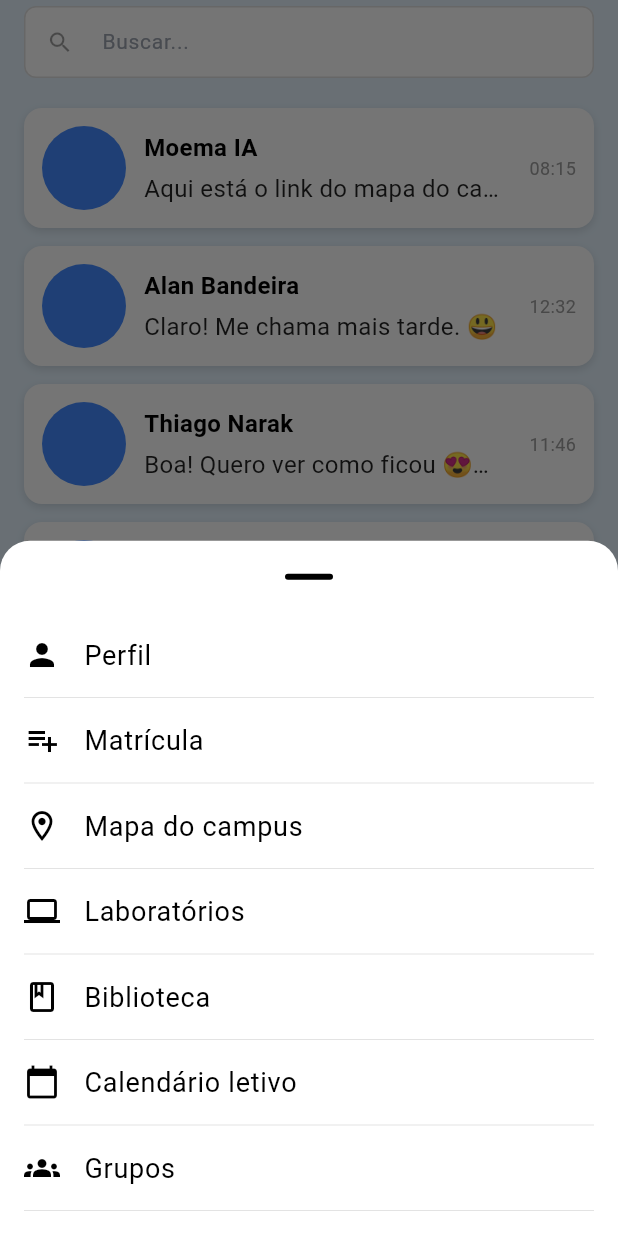
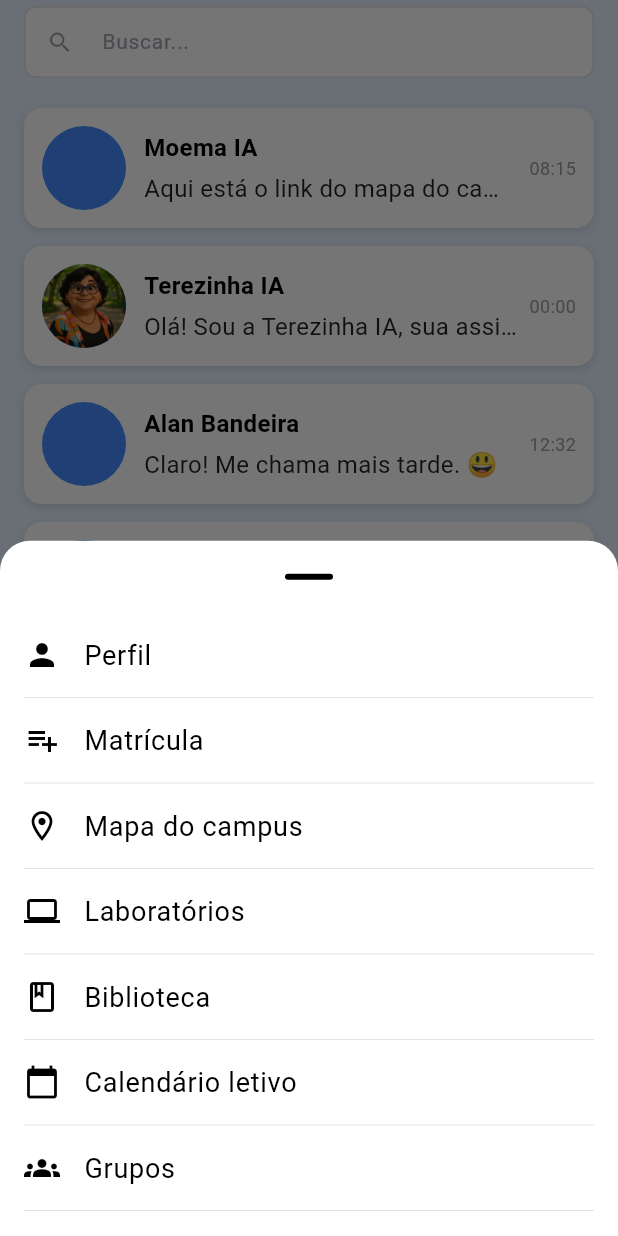
Before and after one commit to carlosxfelipe/unifor-mobile, a Flutter app: the MessagesScreen screen opened by its route, item 4 of the bottom bar chosen, on a phone screen of 412 x 824 dp. Run offline on Flutter 3.47's test engine with Material 3 defaults, Android fonts, the phone set to English and light mode, and no system bars; our stand-ins replace confetti, flutter_dotenv, flutter_svg, go_router, supabase_flutter; missing offline and left inert: universal_html; accounts and stored records are empty; network calls fail.

Commit message:
Add Terezinha IA image and initial message to mock messages

```diff
--- a/assets/mock_messages.json
+++ b/assets/mock_messages.json
@@ -23,6 +23,17 @@
           "text": "Aqui está o link do mapa do campus: https://unifor.br/documents/d/guest/mapa_unifor25 . Qualquer dúvida, me chama! 📍",
           "isMe": false,
           "time": "08:15"
+        }
+      ]
+    },
+    {
+      "name": "Terezinha IA",
+      "image": "local:assets/images/terezinha.png",
+      "messages": [
+        {
+          "text": "Olá! Sou a Terezinha IA, sua assistente de apoio emocional. Como posso te ajudar hoje?",
+          "isMe": false,
+          "time": "00:00"
         }
       ]
     },
--- a/lib/screens/messages_screen.dart
+++ b/lib/screens/messages_screen.dart
@@ -219,12 +219,17 @@ class _MessagesBodyState extends State<MessagesBody> {
                           backgroundColor: Colors.blueAccent,
                           backgroundImage:
                               (imageUrl != null && imageUrl.isNotEmpty)
-                                  ? NetworkImage(imageUrl)
+                                  ? (imageUrl.startsWith('local:')
+                                      ? AssetImage(
+                                            imageUrl.replaceFirst('local:', ''),
+                                          )
+                                          as ImageProvider
+                                      : NetworkImage(imageUrl))
                                   : null,
                           child:
                               (imageUrl == null || imageUrl.isEmpty)
                                   ? Text(
-                                    chat['name'][0],
+                                    chat['name'][0].toUpperCase(),
                                     style: const TextStyle(
                                       color: Colors.white,
                                       fontWeight: FontWeight.bold,
--- a/pubspec.yaml
+++ b/pubspec.yaml
@@ -33,3 +33,4 @@ flutter:
     - assets/stories.json
     - assets/mock_messages.json
     - .env
+    - assets/images/terezinha.png
```
Also changed, not shown: lib/screens/chat_screen.dart (+63 -14 lines), assets/images/terezinha.png (added).
